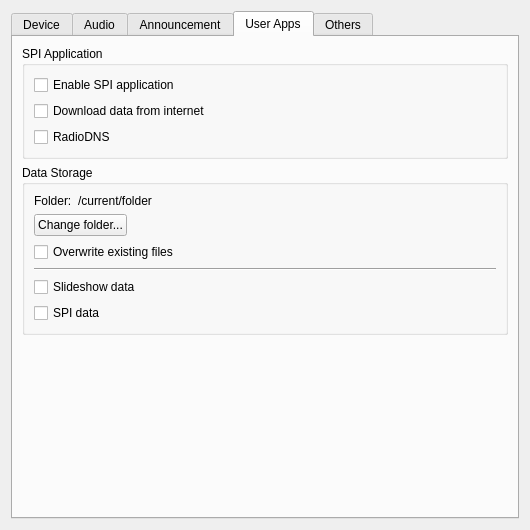
Old version of the form gui/setupdialog.ui in the repository KejPi/AbracaDABra.
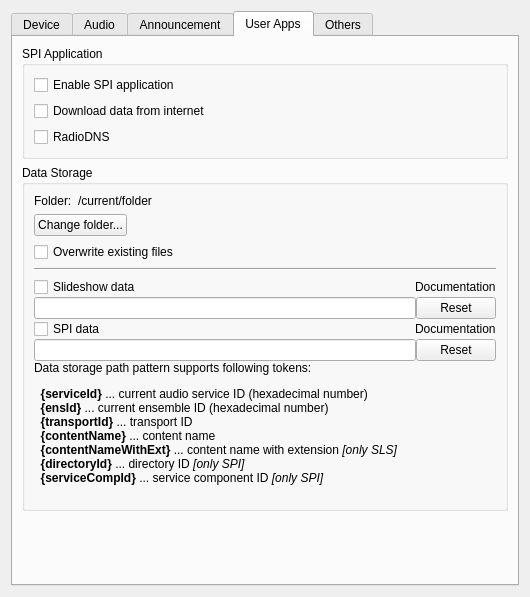
New version of the form. Custom widgets are drawn as their Qt base class.

Commit message: feat: User Application data storage redesigned - user can define path pattern using predefined tokens

```diff
--- a/gui/setupdialog.ui
+++ b/gui/setupdialog.ui
@@ -7,7 +7,7 @@
     <x>0</x>
     <y>0</y>
     <width>530</width>
-    <height>530</height>
+    <height>597</height>
    </rect>
   </property>
   <property name="minimumSize">
@@ -1367,7 +1367,7 @@
          <property name="title">
           <string>Data Storage</string>
          </property>
-         <layout class="QVBoxLayout" name="verticalLayout_13">
+         <layout class="QVBoxLayout" name="verticalLayout_15">
           <item>
            <layout class="QGridLayout" name="gridLayout_8">
             <item row="1" column="0">
@@ -1443,24 +1443,129 @@
            </widget>
           </item>
           <item>
-           <widget class="QCheckBox" name="dumpSlsCheckBox">
-            <property name="toolTip">
-             <string>Enables storing of all slides to selected folder. Slideshow data are stored in 'SLS' subfolder.</string>
+           <layout class="QVBoxLayout" name="verticalLayout_13">
+            <property name="spacing">
+             <number>0</number>
             </property>
-            <property name="text">
-             <string>Slideshow data</string>
-            </property>
-           </widget>
-          </item>
-          <item>
-           <widget class="QCheckBox" name="dumpSpiCheckBox">
-            <property name="toolTip">
-             <string>Enables storing of all SPI data to selected folder. &lt;br&gt;SPI data are binary encoded files with services and program information, &lt;br&gt;these files decoded to XML format and service logos.&lt;br&gt;SPI data are stored in 'SPI/MOTDirectoryID' subfolder.</string>
-            </property>
-            <property name="text">
-             <string>SPI data</string>
-            </property>
-           </widget>
+            <item>
+             <layout class="QHBoxLayout" name="horizontalLayout_18">
+              <item>
+               <widget class="QCheckBox" name="dumpSlsCheckBox">
+                <property name="toolTip">
+                 <string>Enables storing of all slides to selected folder. Slideshow data are stored in 'SLS' subfolder.</string>
+                </property>
+                <property name="text">
+                 <string>Slideshow data</string>
+                </property>
+               </widget>
+              </item>
+              <item>
+               <spacer name="horizontalSpacer_10">
+                <property name="orientation">
+                 <enum>Qt::Horizontal</enum>
+                </property>
+                <property name="sizeHint" stdset="0">
+                 <size>
+                  <width>40</width>
+                  <height>20</height>
+                 </size>
+                </property>
+               </spacer>
+              </item>
+              <item>
+               <widget class="QLabel" name="dumpSlsDocuLabel">
+                <property name="text">
+                 <string>Documentation</string>
+                </property>
+               </widget>
+              </item>
+             </layout>
+            </item>
+            <item>
+             <layout class="QHBoxLayout" name="horizontalLayout_11">
+              <item>
+               <widget class="QLineEdit" name="dumpSlsPatternEdit">
+                <property name="toolTip">
+                 <string>Storage path template for SLS application. Following tokens are supported {serviceId, ensId, contentName, contentNameWithExt, transportId}</string>
+                </property>
+               </widget>
+              </item>
+              <item>
+               <widget class="QPushButton" name="dumpSlsPatternReset">
+                <property name="text">
+                 <string>Reset</string>
+                </property>
+               </widget>
+              </item>
+             </layout>
+            </item>
+            <item>
+             <layout class="QHBoxLayout" name="horizontalLayout_19">
+              <item>
+               <widget class="QCheckBox" name="dumpSpiCheckBox">
+                <property name="toolTip">
+                 <string>Enables storing of all SPI data to selected folder. &lt;br&gt;SPI data are binary encoded files with services and program information, &lt;br&gt;these files decoded to XML format and service logos.&lt;br&gt;SPI data are stored in 'SPI/MOTDirectoryID' subfolder.</string>
+                </property>
+                <property name="text">
+                 <string>SPI data</string>
+                </property>
+               </widget>
+              </item>
+              <item>
+               <spacer name="horizontalSpacer_11">
+                <property name="orientation">
+                 <enum>Qt::Horizontal</enum>
+                </property>
+                <property name="sizeHint" stdset="0">
+                 <size>
+                  <width>40</width>
+                  <height>20</height>
+                 </size>
+                </property>
+               </spacer>
+              </item>
+              <item>
+               <widget class="QLabel" name="dumpSpiDocuLabel">
+                <property name="text">
+                 <string>Documentation</string>
+                </property>
+               </widget>
+              </item>
+             </layout>
+            </item>
+            <item>
+             <layout class="QHBoxLayout" name="horizontalLayout_17">
+              <item>
+               <widget class="QLineEdit" name="dumpSpiPatternEdit"/>
+              </item>
+              <item>
+               <widget class="QPushButton" name="dumpSpiPatternReset">
+                <property name="text">
+                 <string>Reset</string>
+                </property>
+               </widget>
+              </item>
+             </layout>
+            </item>
+            <item>
+             <widget class="QLabel" name="dumpPatternHelpLabel">
+              <property name="text">
+               <string>&lt;html&gt;&lt;head/&gt;&lt;body&gt;
+&lt;p&gt;Data storage path pattern supports following tokens:&lt;/p&gt;
+&lt;p&gt;
+&amp;nbsp;&amp;nbsp;&lt;b&gt;{serviceId}&lt;/b&gt; ... current audio service ID (hexadecimal number)&lt;br&gt;
+&amp;nbsp;&amp;nbsp;&lt;b&gt;{ensId}&lt;/b&gt; ... current ensemble ID (hexadecimal number)&lt;br&gt;
+&amp;nbsp;&amp;nbsp;&lt;b&gt;{transportId}&lt;/b&gt; ... transport ID&lt;br&gt;
+&amp;nbsp;&amp;nbsp;&lt;b&gt;{contentName}&lt;/b&gt; ... content name&lt;br&gt;
+&amp;nbsp;&amp;nbsp;&lt;b&gt;{contentNameWithExt}&lt;/b&gt; ... content name with extension &lt;i&gt;[only SLS]&lt;/i&gt;&lt;br&gt;
+&amp;nbsp;&amp;nbsp;&lt;b&gt;{directoryId}&lt;/b&gt; ... directory ID &lt;i&gt;[only SPI]&lt;/i&gt;&lt;br&gt;  
+&amp;nbsp;&amp;nbsp;&lt;b&gt;{serviceCompId}&lt;/b&gt; ... service component ID &lt;i&gt;[only SPI]&lt;/i&gt;&lt;br&gt;
+&lt;/p&gt;
+&lt;/body&gt;&lt;/html&gt;</string>
+              </property>
+             </widget>
+            </item>
+           </layout>
           </item>
          </layout>
         </widget>
@@ -1473,7 +1578,7 @@
          <property name="sizeHint" stdset="0">
           <size>
            <width>20</width>
-           <height>187</height>
+           <height>5</height>
           </size>
          </property>
         </spacer>
```
Left out of the diff: 14 changed lines with no effect on the pictures. The commit also changes 12 other files.
